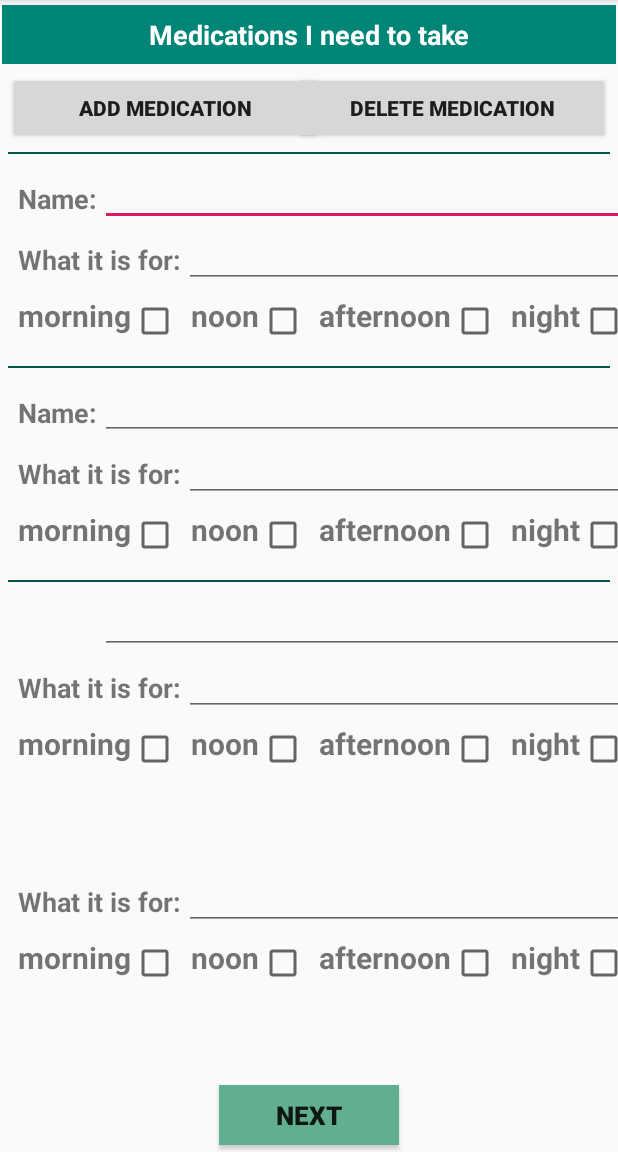
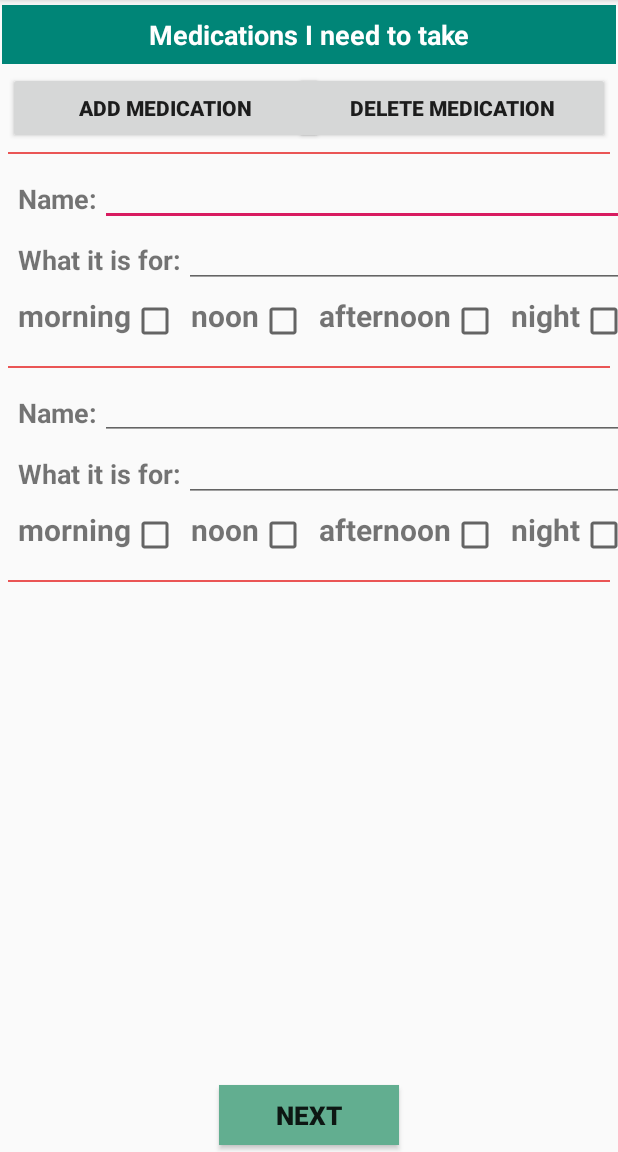
Before and after one commit to ece1778-2020/Healthy-Mind, an Android app: the ManualMedication screen opened directly, with no data from a screen before it, after a tap on "ADD MEDICATION", on a phone screen of 412 x 824 dp, the part 84-1236 px from its top. Run offline under Robolectric (Android 15) with nearby library versions, the phone set to English and light mode, and no system bars.

Commit message:
working on manual input fontend

```diff
--- a/app/src/main/java/com/example/e_health_manager/ManualMedication.java
+++ b/app/src/main/java/com/example/e_health_manager/ManualMedication.java
@@ -7,6 +7,8 @@ import android.content.Intent;
 import android.os.Bundle;
 import android.view.View;
 import android.widget.Button;
+import android.widget.CheckBox;
+import android.widget.EditText;
 import android.widget.TextView;
 import android.widget.Toast;
 
@@ -17,7 +19,18 @@ public class ManualMedication extends AppCompatActivity {
 
     View hline2, hline3, hline4;
 
-    TextView name2, name3, name4;
+    TextView name2, name3, name4, m1, m2, m3;
+
+    TextView c5, c6, c7, c8;
+    TextView c9, c10, c11, c12;
+    TextView c13, c14, c15, c16;
+
+    EditText n1_input, n2_input, n3_input;
+    EditText m1_input, m2_input, m3_input;
+
+    CheckBox c5_input, c6_input, c7_input, c8_input;
+    CheckBox c9_input, c10_input, c11_input, c12_input;
+    CheckBox c13_input, c14_input, c15_input, c16_input;
 
     int medicationCount = 1;
 
@@ -36,6 +49,49 @@ public class ManualMedication extends AppCompatActivity {
         name3 = findViewById(R.id.n2);
         name4 = findViewById(R.id.n3);
 
+        n1_input = findViewById(R.id.n1_input);
+        n2_input = findViewById(R.id.n2_input);
+        n3_input = findViewById(R.id.n3_input);
+
+        m1_input = findViewById(R.id.m1_input);
+        m2_input = findViewById(R.id.m2_input);
+        m3_input = findViewById(R.id.m3_input);
+
+        m1 = findViewById(R.id.m1);
+        m2 = findViewById(R.id.m2);
+        m3 = findViewById(R.id.m3);
+
+        c5 = findViewById(R.id.c5);
+        c6 = findViewById(R.id.c6);
+        c7 = findViewById(R.id.c7);
+        c8 = findViewById(R.id.c8);
+
+        c9 = findViewById(R.id.c9);
+        c10 = findViewById(R.id.c10);
+        c11 = findViewById(R.id.c11);
+        c12 = findViewById(R.id.c12);
+
+        c13 = findViewById(R.id.c13);
+        c14 = findViewById(R.id.c14);
+        c15 = findViewById(R.id.c15);
+        c16 = findViewById(R.id.c16);
+
+        c5_input = findViewById(R.id.c5_input);
+        c6_input = findViewById(R.id.c6_input);
+        c7_input = findViewById(R.id.c7_input);
+        c8_input = findViewById(R.id.c8_input);
+
+        c9_input = findViewById(R.id.c9_input);
+        c10_input = findViewById(R.id.c10_input);
+        c11_input = findViewById(R.id.c11_input);
+        c12_input = findViewById(R.id.c12_input);
+
+        c13_input = findViewById(R.id.c13_input);
+        c14_input = findViewById(R.id.c14_input);
+        c15_input = findViewById(R.id.c15_input);
+        c16_input = findViewById(R.id.c16_input);
+
+
 
         addBtn.setOnClickListener(new View.OnClickListener() {
             @Override
@@ -48,15 +104,50 @@ public class ManualMedication extends AppCompatActivity {
                     if (medicationCount == 2) {
                         hline2.setVisibility(View.VISIBLE);
                         name2.setVisibility(View.VISIBLE);
+                        n1_input.setVisibility(View.VISIBLE);
+                        m1.setVisibility(View.VISIBLE);
+                        m1_input.setVisibility(View.VISIBLE);
+                        c5.setVisibility(View.VISIBLE);
+                        c6.setVisibility(View.VISIBLE);
+                        c7.setVisibility(View.VISIBLE);
+                        c8.setVisibility(View.VISIBLE);
+
+                        c5_input.setVisibility(View.VISIBLE);
+                        c6_input.setVisibility(View.VISIBLE);
+                        c7_input.setVisibility(View.VISIBLE);
+                        c8_input.setVisibility(View.VISIBLE);
 
                     } else if (medicationCount == 3) {
                         hline3.setVisibility(View.VISIBLE);
                         name3.setVisibility(View.VISIBLE);
+                        n2_input.setVisibility(View.VISIBLE);
+                        m2.setVisibility(View.VISIBLE);
+                        m2_input.setVisibility(View.VISIBLE);
+                        c9.setVisibility(View.VISIBLE);
+                        c10.setVisibility(View.VISIBLE);
+                        c11.setVisibility(View.VISIBLE);
+                        c12.setVisibility(View.VISIBLE);
+
+                        c9_input.setVisibility(View.VISIBLE);
+                        c10_input.setVisibility(View.VISIBLE);
+                        c11_input.setVisibility(View.VISIBLE);
+                        c12_input.setVisibility(View.VISIBLE);
 
                     } else if (medicationCount == 4) {
                         hline4.setVisibility(View.VISIBLE);
                         name4.setVisibility(View.VISIBLE);
+                        n3_input.setVisibility(View.VISIBLE);
+                        m3.setVisibility(View.VISIBLE);
+                        m3_input.setVisibility(View.VISIBLE);
+                        c13.setVisibility(View.VISIBLE);
+                        c14.setVisibility(View.VISIBLE);
+                        c15.setVisibility(View.VISIBLE);
+                        c16.setVisibility(View.VISIBLE);
 
+                        c13_input.setVisibility(View.VISIBLE);
+                        c14_input.setVisibility(View.VISIBLE);
+                        c15_input.setVisibility(View.VISIBLE);
+                        c16_input.setVisibility(View.VISIBLE);
                     }
                 }
 
--- a/app/src/main/res/layout/activity_manual_medication.xml
+++ b/app/src/main/res/layout/activity_manual_medication.xml
@@ -243,6 +243,7 @@
         android:layout_marginTop="12dp"
         android:layout_marginRight="2dp"
         android:textSize="15sp"
+        android:visibility="invisible"
         app:layout_constraintStart_toEndOf="@id/medication_name"
         app:layout_constraintTop_toBottomOf="@+id/hline" />
 
@@ -258,6 +259,7 @@
         android:text="What it is for:"
         android:textSize="18sp"
         android:textStyle="bold"
+        android:visibility="invisible"
         app:layout_constraintStart_toStartOf="parent"
         app:layout_constraintTop_toBottomOf="@+id/n1" />
 
@@ -270,6 +272,7 @@
         android:layout_marginTop="5dp"
         android:layout_marginRight="2dp"
         android:textSize="15sp"
+        android:visibility="invisible"
         app:layout_constraintStart_toEndOf="@id/medication2"
         app:layout_constraintTop_toBottomOf="@+id/n1_input" />
 
@@ -285,6 +288,7 @@
         android:text="morning"
         android:textSize="20sp"
         android:textStyle="bold"
+        android:visibility="invisible"
         app:layout_constraintStart_toStartOf="parent"
         app:layout_constraintTop_toBottomOf="@+id/m1" />
 
@@ -294,6 +298,7 @@
         android:layout_width="wrap_content"
         android:layout_height="35dp"
         android:layout_marginTop="6dp"
+        android:visibility="invisible"
         app:layout_constraintStart_toEndOf="@+id/c1"
         app:layout_constraintTop_toBottomOf="@id/m1" />
 
@@ -309,6 +314,7 @@
         android:text="noon"
         android:textSize="20sp"
         android:textStyle="bold"
+        android:visibility="invisible"
         app:layout_constraintStart_toEndOf="@+id/c1_input"
         app:layout_constraintTop_toBottomOf="@+id/m1" />
 
@@ -318,6 +324,7 @@
         android:layout_width="wrap_content"
         android:layout_height="35dp"
         android:layout_marginTop="6dp"
+        android:visibility="invisible"
         app:layout_constraintStart_toEndOf="@+id/c2"
         app:layout_constraintTop_toBottomOf="@id/m1" />
 
@@ -333,6 +340,7 @@
         android:text="afternoon"
         android:textSize="20sp"
         android:textStyle="bold"
+        android:visibility="invisible"
         app:layout_constraintStart_toEndOf="@+id/c2_input"
         app:layout_constraintTop_toBottomOf="@+id/m1" />
 
@@ -342,6 +350,7 @@
         android:layout_width="wrap_content"
         android:layout_height="35dp"
         android:layout_marginTop="6dp"
+        android:visibility="invisible"
         app:layout_constraintStart_toEndOf="@+id/c3"
         app:layout_constraintTop_toBottomOf="@id/m1" />
 
@@ -357,6 +366,7 @@
         android:text="night"
         android:textSize="20sp"
         android:textStyle="bold"
+        android:visibility="invisible"
         app:layout_constraintStart_toEndOf="@+id/c3_input"
         app:layout_constraintTop_toBottomOf="@+id/m1" />
 
@@ -366,6 +376,7 @@
         android:layout_width="wrap_content"
         android:layout_height="35dp"
         android:layout_marginTop="6dp"
+        android:visibility="invisible"
         app:layout_constraintStart_toEndOf="@+id/c4"
         app:layout_constraintTop_toBottomOf="@id/m1" />
 
@@ -406,6 +417,7 @@
         android:layout_marginTop="12dp"
         android:layout_marginRight="2dp"
         android:textSize="15sp"
+        android:visibility="invisible"
         app:layout_constraintStart_toEndOf="@id/medication_name"
         app:layout_constraintTop_toBottomOf="@+id/hline2" />
 
@@ -421,6 +433,7 @@
         android:text="What it is for:"
         android:textSize="18sp"
         android:textStyle="bold"
+        android:visibility="invisible"
         app:layout_constraintStart_toStartOf="parent"
         app:layout_constraintTop_toBottomOf="@+id/n2" />
 
@@ -433,6 +446,7 @@
         android:layout_marginTop="5dp"
         android:layout_marginRight="2dp"
         android:textSize="15sp"
+        android:visibility="invisible"
         app:layout_constraintStart_toEndOf="@id/m2"
         app:layout_constraintTop_toBottomOf="@+id/n2_input" />
 
@@ -448,6 +462,7 @@
         android:text="morning"
         android:textSize="20sp"
         android:textStyle="bold"
+        android:visibility="invisible"
         app:layout_constraintStart_toStartOf="parent"
         app:layout_constraintTop_toBottomOf="@+id/m2" />
 
@@ -457,6 +472,7 @@
         android:layout_width="wrap_content"
         android:layout_height="35dp"
         android:layout_marginTop="6dp"
+        android:visibility="invisible"
         app:layout_constraintStart_toEndOf="@+id/c1"
         app:layout_constraintTop_toBottomOf="@id/m2" />
 
@@ -472,6 +488,7 @@
         android:text="noon"
         android:textSize="20sp"
         android:textStyle="bold"
+        android:visibility="invisible"
         app:layout_constraintStart_toEndOf="@+id/c9_input"
         app:layout_constraintTop_toBottomOf="@+id/m2" />
 
@@ -481,6 +498,7 @@
         android:layout_width="wrap_content"
         android:layout_height="35dp"
         android:layout_marginTop="6dp"
+        android:visibility="invisible"
         app:layout_constraintStart_toEndOf="@+id/c2"
         app:layout_constraintTop_toBottomOf="@id/m2" />
 
@@ -496,6 +514,7 @@
         android:text="afternoon"
         android:textSize="20sp"
         android:textStyle="bold"
+        android:visibility="invisible"
         app:layout_constraintStart_toEndOf="@+id/c2_input"
         app:layout_constraintTop_toBottomOf="@+id/m2" />
 
@@ -505,6 +524,7 @@
         android:layout_width="wrap_content"
         android:layout_height="35dp"
         android:layout_marginTop="6dp"
+        android:visibility="invisible"
         app:layout_constraintStart_toEndOf="@+id/c3"
         app:layout_constraintTop_toBottomOf="@id/m2" />
 
@@ -520,6 +540,7 @@
         android:text="night"
         android:textSize="20sp"
         android:textStyle="bold"
+        android:visibility="invisible"
         app:layout_constraintStart_toEndOf="@+id/c3_input"
         app:layout_constraintTop_toBottomOf="@+id/m2" />
 
@@ -529,6 +550,7 @@
         android:layout_width="wrap_content"
         android:layout_height="35dp"
         android:layout_marginTop="6dp"
+        android:visibility="invisible"
         app:layout_constraintStart_toEndOf="@+id/c4"
         app:layout_constraintTop_toBottomOf="@id/m2" />
 
@@ -585,6 +607,7 @@
         android:text="What it is for:"
         android:textSize="18sp"
         android:textStyle="bold"
+        android:visibility="invisible"
         app:layout_constraintStart_toStartOf="parent"
         app:layout_constraintTop_toBottomOf="@+id/n3" />
 
@@ -597,6 +620,7 @@
         android:layout_marginTop="5dp"
         android:layout_marginRight="2dp"
         android:textSize="15sp"
+        android:visibility="invisible"
         app:layout_constraintStart_toEndOf="@id/m2"
         app:layout_constraintTop_toBottomOf="@+id/n3_input" />
 
@@ -612,6 +636,7 @@
         android:text="morning"
         android:textSize="20sp"
         android:textStyle="bold"
+        android:visibility="invisible"
         app:layout_constraintStart_toStartOf="parent"
         app:layout_constraintTop_toBottomOf="@+id/m3" />
 
@@ -621,6 +646,7 @@
         android:layout_width="wrap_content"
         android:layout_height="35dp"
         android:layout_marginTop="6dp"
+        android:visibility="invisible"
         app:layout_constraintStart_toEndOf="@+id/c1"
         app:layout_constraintTop_toBottomOf="@id/m3" />
 
@@ -636,6 +662,7 @@
         android:text="noon"
         android:textSize="20sp"
         android:textStyle="bold"
+        android:visibility="invisible"
         app:layout_constraintStart_toEndOf="@+id/c9_input"
         app:layout_constraintTop_toBottomOf="@+id/m3" />
 
@@ -645,6 +672,7 @@
         android:layout_width="wrap_content"
         android:layout_height="35dp"
         android:layout_marginTop="6dp"
+        android:visibility="invisible"
         app:layout_constraintStart_toEndOf="@+id/c2"
         app:layout_constraintTop_toBottomOf="@id/m3" />
 
@@ -660,6 +688,7 @@
         android:text="afternoon"
         android:textSize="20sp"
         android:textStyle="bold"
+        android:visibility="invisible"
         app:layout_constraintStart_toEndOf="@+id/c2_input"
         app:layout_constraintTop_toBottomOf="@+id/m3" />
 
@@ -669,6 +698,7 @@
         android:layout_width="wrap_content"
         android:layout_height="35dp"
         android:layout_marginTop="6dp"
+        android:visibility="invisible"
         app:layout_constraintStart_toEndOf="@+id/c3"
         app:layout_constraintTop_toBottomOf="@id/m3" />
 
@@ -684,6 +714,7 @@
         android:text="night"
         android:textSize="20sp"
         android:textStyle="bold"
+        android:visibility="invisible"
         app:layout_constraintStart_toEndOf="@+id/c3_input"
         app:layout_constraintTop_toBottomOf="@+id/m3" />
 
@@ -693,6 +724,7 @@
         android:layout_width="wrap_content"
         android:layout_height="35dp"
         android:layout_marginTop="6dp"
+        android:visibility="invisible"
         app:layout_constraintStart_toEndOf="@+id/c4"
         app:layout_constraintTop_toBottomOf="@id/m3" />
 
--- a/app/src/main/res/values/styles.xml
+++ b/app/src/main/res/values/styles.xml
@@ -10,12 +10,12 @@
 
 
     <style name="Divider">
-        <item name="android:background">@color/colorPrimaryDark</item>
+        <item name="android:background">@color/red</item>
     </style>
 
     <style name="Divider.Horizontal" parent="Divider">
         <item name="android:layout_width">match_parent</item>
-        <item name="android:layout_height">1dp</item>
+        <item name="android:layout_height">2dp</item>
     </style>
 
     <style name="Divider.Vertical" parent="Divider">
```
